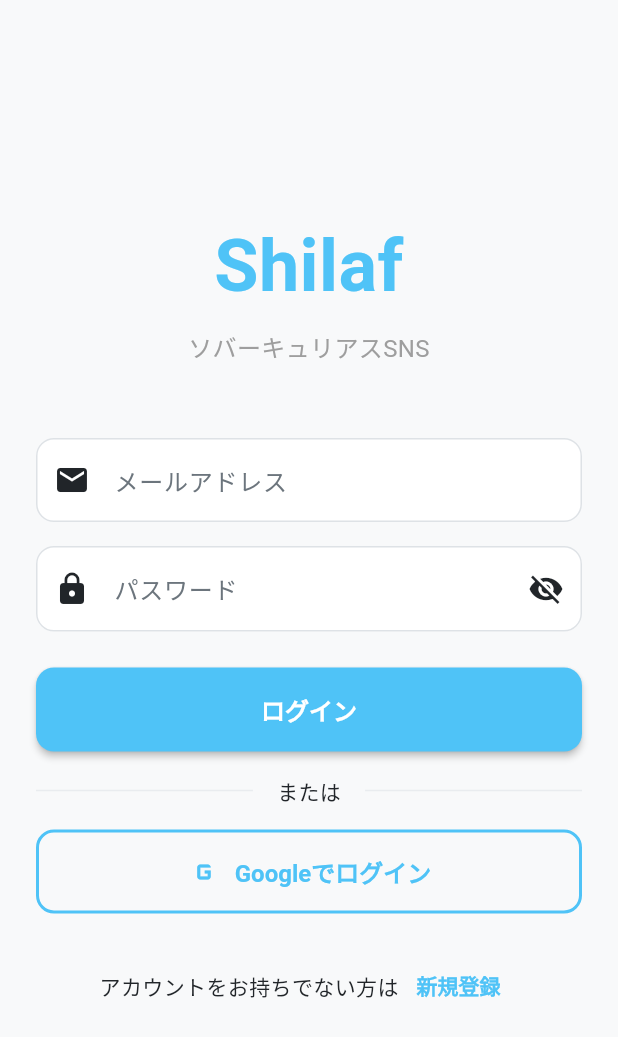
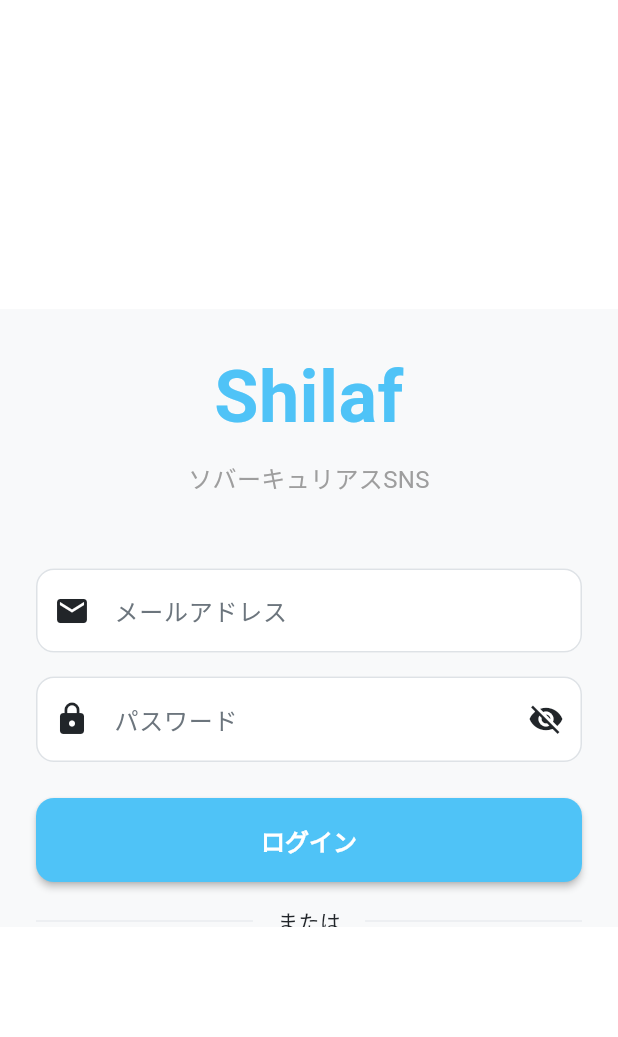
Before and after one commit to miz8462/shilaf, a Flutter app: the screen it shows after launch, on a phone screen of 412 x 824 dp. Shown: the top 1037 px of the screen. Run offline on Flutter 3.47's test engine with Material 3 defaults, Android fonts, the light colour scheme and no system bars; our stand-ins replace flutter_dotenv, flutter_riverpod, go_router, google_sign_in, supabase_flutter; accounts and stored records are empty.

Commit message:
fix: 修正されたGoogle環境変数の設定とUIの調整 - CIでの.envファイル作成時にGoogleの環境変数の設定を修正 - ホームページの最大幅と高さをデバイスサイズに基づいて調整 - ストリークカードのUIを改善し、日付表示を整形

```diff
--- a/lib/features/home/presentation/pages/home_page.dart
+++ b/lib/features/home/presentation/pages/home_page.dart
@@ -5,7 +5,6 @@
 import 'package:shilaf/features/home/presentation/widgets/achievement_section.dart';
 import 'package:shilaf/features/home/presentation/widgets/savings_card.dart';
 import 'package:shilaf/features/home/presentation/widgets/streak_card.dart';
-import 'package:shilaf/features/home/presentation/widgets/user_info_card.dart';
 import 'package:shilaf/features/home/utils/date_formatter.dart';
 import 'package:shilaf/features/milestones/data/models/milestone_model.dart';
 import 'package:shilaf/features/milestones/providers/milestone_provider.dart';
@@ -346,7 +345,7 @@
           child: Column(
             crossAxisAlignment: CrossAxisAlignment.stretch,
             children: [
-              UserInfoCard(userAsync: userDataAsync),
+              // UserInfoCard(userAsync: userDataAsync),
               const SizedBox(height: 24),
               StreakCard(
                 streakAsync: streakAsync,
--- a/lib/main.dart
+++ b/lib/main.dart
@@ -47,9 +47,17 @@
 
       // アプリ全体に最大幅を設定
       builder: (context, child) {
+        final size = MediaQuery.of(context).size;
+
+        final double maxWidth = size.width > 800 ? 600 : size.width;
+        final double maxHeight = size.width > 1000 ? 800 : size.width;
+
         return Center(
           child: ConstrainedBox(
-            constraints: const BoxConstraints(maxWidth: 600),
+            constraints: BoxConstraints(
+              maxWidth: maxWidth,
+              maxHeight: maxHeight,
+            ),
             child: child ?? const SizedBox.shrink(),
           ),
         );
```
Also changed, not shown: lib/features/home/presentation/widgets/streak_card.dart (+31 -17 lines), 1 other file.
